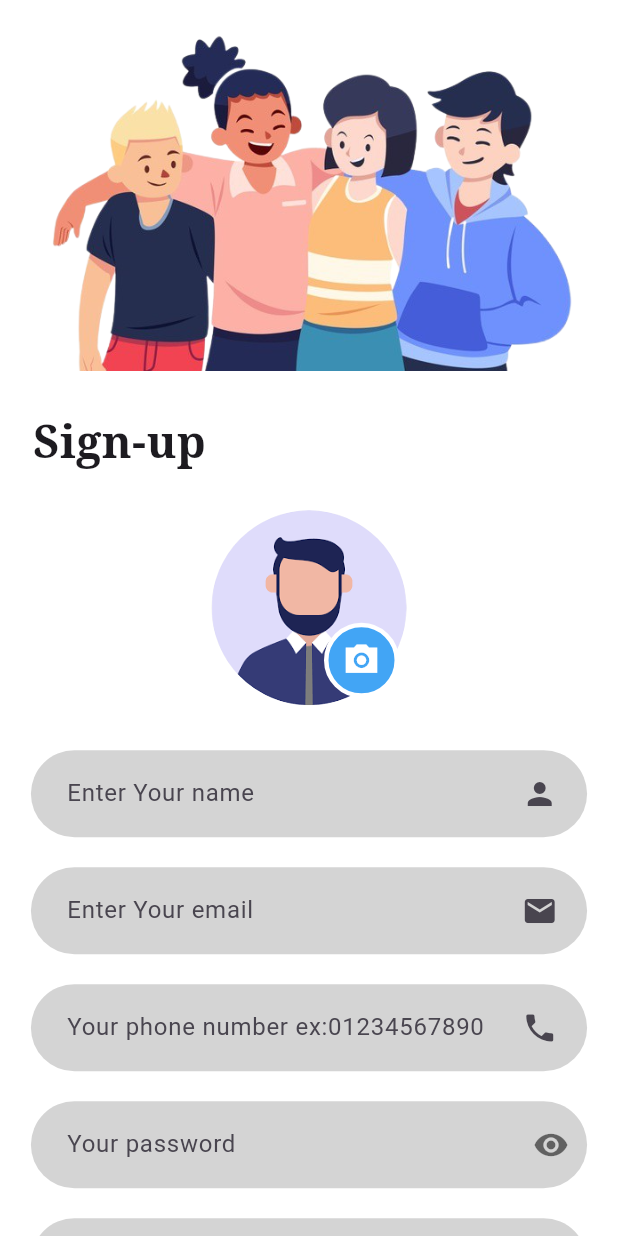
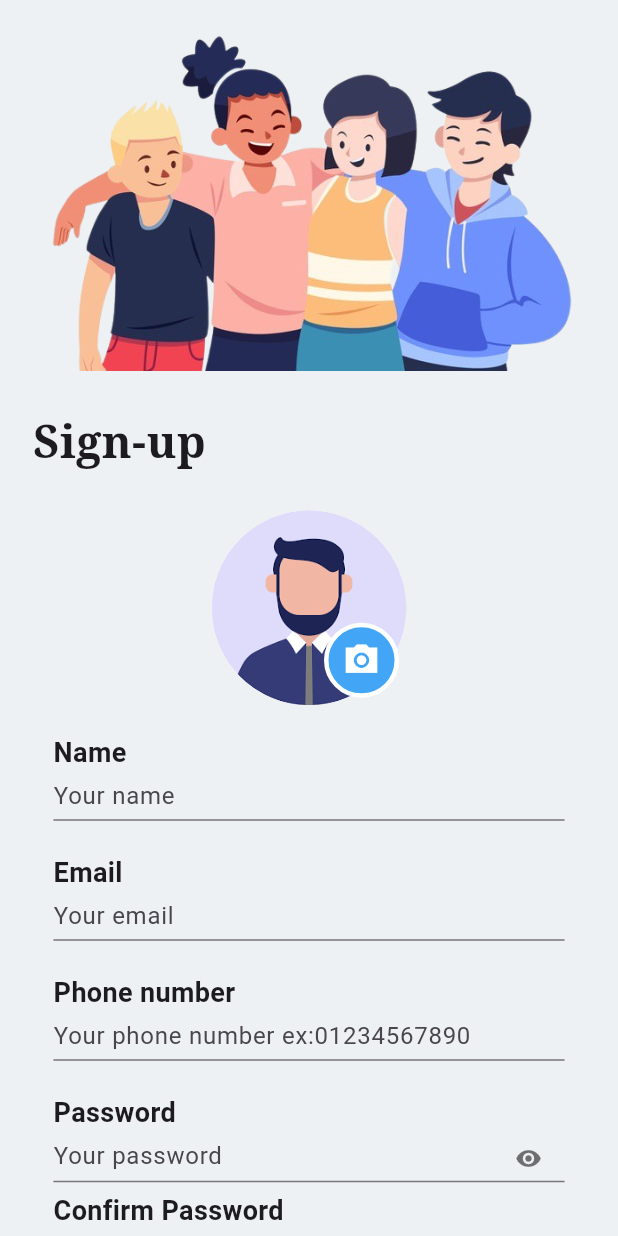
Before and after one commit to AmmarAyman108/Master-API, a Flutter app: the SignUpScreen screen opened directly, on a phone screen of 412 x 824 dp. Run offline on Flutter 3.47's test engine with Material 3 defaults, Android fonts, the phone set to English and light mode, and no system bars; our stand-ins replace dartz, dio, flutter_bloc, image_picker, jwt_decoder, shared_preferences; accounts and stored records are empty.

Commit message:
last update

```diff
--- a/lib/core/api/api_interceptors.dart
+++ b/lib/core/api/api_interceptors.dart
@@ -1,6 +1,7 @@
 import 'package:dio/dio.dart';
 import 'package:master_api/cache/cache_helper.dart';
 import 'package:master_api/core/api/end_ponits.dart';
+
 class ApiInterceptor extends Interceptor {
   @override
   void onRequest(RequestOptions options, RequestInterceptorHandler handler) {
--- a/lib/core/api/dio_consumer.dart
+++ b/lib/core/api/dio_consumer.dart
@@ -3,6 +3,7 @@
 import 'package:master_api/core/api/api_interceptors.dart';
 import 'package:master_api/core/api/end_ponits.dart';
 import 'package:master_api/core/errors/exceptions.dart';
+
 class DioConsumer extends ApiConsumer {
   final Dio dio;
 
--- a/lib/cubit/user_state.dart
+++ b/lib/cubit/user_state.dart
@@ -1,4 +1,3 @@
-
 import 'package:master_api/models/user_model.dart';
 
 class UserState {}
--- a/lib/main.dart
+++ b/lib/main.dart
@@ -6,6 +6,7 @@
 import 'package:master_api/cubit/user_cubit.dart';
 import 'package:master_api/repositories/user_repository.dart';
 import 'package:master_api/screens/sign_in_screen.dart';
+
 void main() {
   WidgetsFlutterBinding.ensureInitialized();
   CacheHelper().init();
--- a/lib/models/sign_in_model.dart
+++ b/lib/models/sign_in_model.dart
@@ -1,4 +1,3 @@
-
 import 'package:master_api/core/api/end_ponits.dart';
 
 class SignInModel {
--- a/lib/models/user_model.dart
+++ b/lib/models/user_model.dart
@@ -1,4 +1,3 @@
-
 import 'package:master_api/core/api/end_ponits.dart';
 
 class UserModel {
--- a/lib/screens/profile_screen.dart
+++ b/lib/screens/profile_screen.dart
@@ -2,6 +2,7 @@
 import 'package:flutter_bloc/flutter_bloc.dart';
 import 'package:master_api/cubit/user_cubit.dart';
 import 'package:master_api/cubit/user_state.dart';
+
 class ProfileScreen extends StatelessWidget {
   const ProfileScreen({super.key});
 
--- a/lib/screens/sign_up_screen.dart
+++ b/lib/screens/sign_up_screen.dart
@@ -1,6 +1,7 @@
 import 'package:flutter/material.dart';
 import 'package:flutter_bloc/flutter_bloc.dart';
 import 'package:master_api/cubit/user_cubit.dart';
+import 'package:master_api/cubit/user_state.dart';
 import 'package:master_api/widgets/already_have_an_account_widget.dart';
 import 'package:master_api/widgets/custom_form_button.dart';
 import 'package:master_api/widgets/custom_input_field.dart';
@@ -14,8 +15,21 @@
   @override
   Widget build(BuildContext context) {
     return SafeArea(
-      child: Scaffold(
-        backgroundColor: const Color.fromARGB(255, 255, 255, 255),
+      child: BlocConsumer<UserCubit, UserState>(
+        listener: (context, state) {
+          if (state is SignUpSuccess) {
+            ScaffoldMessenger.of(context).showSnackBar(SnackBar(
+              content: Text(state.message),
+            ));
+          } else if (state is SignUpFailure) {
+            ScaffoldMessenger.of(context).showSnackBar(SnackBar(
+              content: Text(state.errMessage),
+            ));
+          }
+        },
+        builder: (context, state) {
+          return Scaffold(
+            backgroundColor: const Color(0xffEEF1F3),
             body: SingleChildScrollView(
               child: Form(
                 key: context.read<UserCubit>().signUpFormKey,
@@ -25,47 +39,58 @@
                     const PageHeading(title: 'Sign-up'),
                     //! Image
                     const PickImageWidget(),
-                const SizedBox(height: 30),
+                    const SizedBox(height: 16),
                     //! Name
                     CustomInputField(
-                  hintText: 'Enter Your name',
-                  suffixIcon: const Icon(Icons.person),
+                      labelText: 'Name',
+                      hintText: 'Your name',
+                      isDense: true,
                       controller: context.read<UserCubit>().signUpName,
                     ),
-                const SizedBox(height: 20),
+                    const SizedBox(height: 16),
                     //!Email
                     CustomInputField(
-                  hintText: 'Enter Your email',
-                  suffixIcon: const Icon(Icons.email),
+                      labelText: 'Email',
+                      hintText: 'Your email',
+                      isDense: true,
                       controller: context.read<UserCubit>().signUpEmail,
                     ),
-                const SizedBox(height: 20),
+                    const SizedBox(height: 16),
                     //! Phone Number
                     CustomInputField(
+                      labelText: 'Phone number',
                       hintText: 'Your phone number ex:01234567890',
-                  suffixIcon: const Icon(Icons.phone),
+                      isDense: true,
                       controller: context.read<UserCubit>().signUpPhoneNumber,
                     ),
-                const SizedBox(height: 20),
+                    const SizedBox(height: 16),
                     //! Password
                     CustomInputField(
+                      labelText: 'Password',
                       hintText: 'Your password',
+                      isDense: true,
                       obscureText: true,
+                      suffixIcon: true,
                       controller: context.read<UserCubit>().signUpPassword,
                     ),
-                const SizedBox(height: 20),
-
                     //! Confirm Password
                     CustomInputField(
+                      labelText: 'Confirm Password',
                       hintText: 'Confirm Your password',
+                      isDense: true,
                       obscureText: true,
+                      suffixIcon: true,
                       controller: context.read<UserCubit>().confirmPassword,
                     ),
                     const SizedBox(height: 22),
                     //!Sign Up Button
-                CustomFormButton(
+                    state is SignUpLoading
+                        ? const CircularProgressIndicator()
+                        : CustomFormButton(
                             innerText: 'Signup',
-                  onPressed: () {},
+                            onPressed: () {
+                              context.read<UserCubit>().signUp();
+                            },
                           ),
                     const SizedBox(height: 18),
                     //! Already have an account widget
@@ -75,6 +100,8 @@
                 ),
               ),
             ),
+          );
+        },
       ),
     );
   }
--- a/lib/widgets/custom_input_field.dart
+++ b/lib/widgets/custom_input_field.dart
@@ -1,15 +1,19 @@
 import 'package:flutter/material.dart';
 
 class CustomInputField extends StatefulWidget {
+  final String labelText;
   final String hintText;
-  final Icon? suffixIcon;
+  final bool suffixIcon;
+  final bool? isDense;
   final bool obscureText;
   final TextEditingController? controller;
 
   const CustomInputField(
       {Key? key,
+      required this.labelText,
       required this.hintText,
-      this.suffixIcon,
+      this.suffixIcon = false,
+      this.isDense,
       this.obscureText = false,
       this.controller})
       : super(key: key);
@@ -23,21 +27,24 @@
   @override
   Widget build(BuildContext context) {
     Size size = MediaQuery.of(context).size;
-    return SizedBox(
+    return Container(
       width: size.width * 0.9,
-      child: TextFormField(
+      padding: const EdgeInsets.symmetric(horizontal: 15, vertical: 3),
+      child: Column(
+        children: [
+          Align(
+            alignment: Alignment.centerLeft,
+            child: Text(
+              widget.labelText,
+              style: const TextStyle(fontSize: 18, fontWeight: FontWeight.bold),
+            ),
+          ),
+          TextFormField(
             obscureText: (widget.obscureText && _obscureText),
             decoration: InputDecoration(
-          contentPadding:
-              const EdgeInsets.symmetric(vertical: 17, horizontal: 20),
-          fillColor: const Color.fromARGB(255, 212, 212, 212),
-          filled: true,
-          border: OutlineInputBorder(
-            borderRadius: BorderRadius.circular(50),
-            borderSide: BorderSide.none,
-          ),
+              isDense: (widget.isDense != null) ? widget.isDense : false,
               hintText: widget.hintText,
-          suffixIcon: widget.obscureText
+              suffixIcon: widget.suffixIcon
                   ? IconButton(
                       icon: Icon(
                         _obscureText
@@ -51,13 +58,10 @@
                         });
                       },
                     )
-              : Padding(
-                  padding: const EdgeInsetsDirectional.only(end: 15),
-                  child: widget.suffixIcon,
-                ),
-          // suffixIconConstraints: (widget.isDense != null)
-          //     ? const BoxConstraints(maxHeight: 33)
-          //     : null,
+                  : null,
+              suffixIconConstraints: (widget.isDense != null)
+                  ? const BoxConstraints(maxHeight: 33)
+                  : null,
             ),
             autovalidateMode: AutovalidateMode.onUserInteraction,
             validator: (textValue) {
@@ -68,6 +72,8 @@
             },
             controller: widget.controller,
           ),
+        ],
+      ),
     );
   }
 }
```
Also changed, not shown: lib/screens/sign_in_screen.dart (+41 -16 lines). Lines whose indentation alone changed are shown as unchanged.
